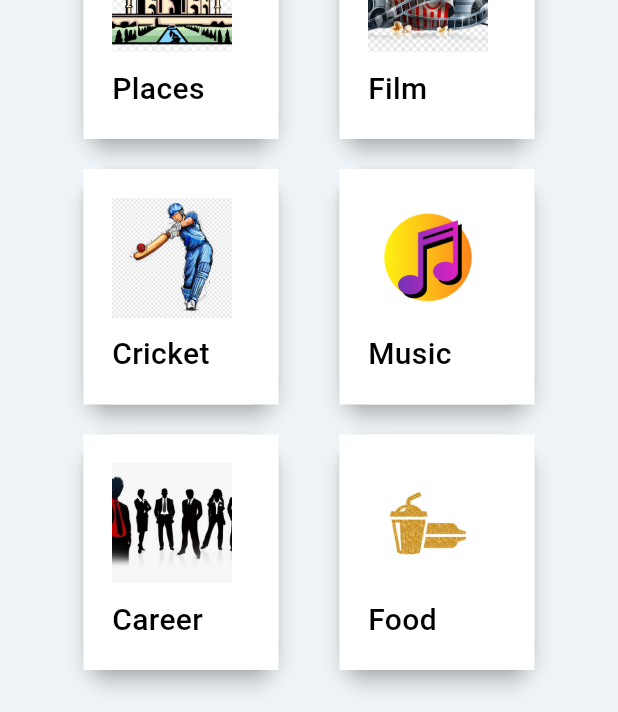
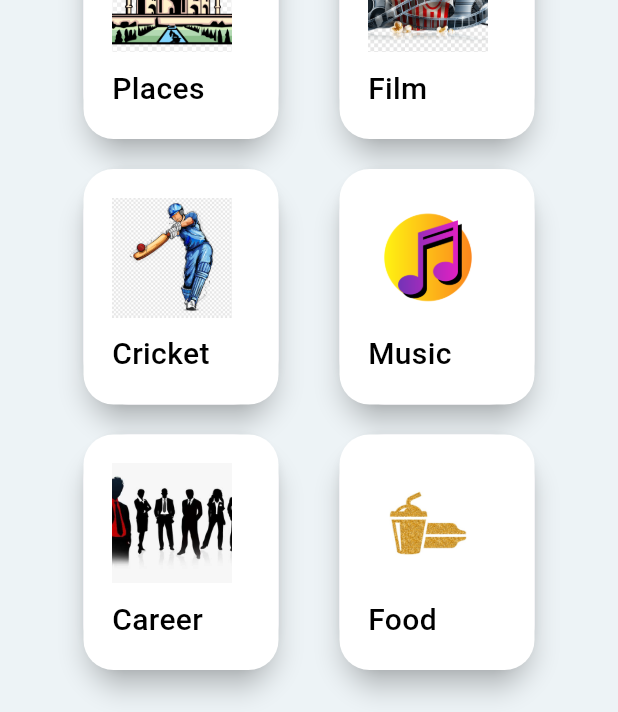
Before and after one commit to kaushal16s/quiz_app, a Flutter app: the screen it shows after launch, scrolled down 173 dp, on a phone screen of 412 x 824 dp. Shown: the part 521-1233 px from the top of the screen. Run offline on Flutter 3.47's test engine with Material 3 defaults, Android fonts, the phone set to English and light mode, and no system bars; our stand-ins replace cloud_firestore, firebase_core, firebase_storage, image_picker, random_string; missing offline and left inert: emoji_alert; accounts and stored records are empty.

Commit message:
add-on 30th May

```diff
--- a/lib/pages/home.dart
+++ b/lib/pages/home.dart
@@ -17,6 +17,7 @@ class _HomeState extends State<Home> {
         children: [
           SingleChildScrollView(
             child: Container(
+
               margin: EdgeInsets.only(bottom: 30.0),
               child: Column(
                 crossAxisAlignment: CrossAxisAlignment.start,
@@ -81,7 +82,9 @@ class _HomeState extends State<Home> {
   }
 
   Widget _buildCategoryRows() {
+
     return Padding(
+
       padding: const EdgeInsets.symmetric(horizontal: 15.0),
       child: Column(
         children: [
@@ -181,12 +184,13 @@ class _HomeState extends State<Home> {
         );
       },
       child: Material(
-        borderRadius: BorderRadius.circular(20),
-        elevation: 5,
+
+        borderRadius: BorderRadius.circular(30),
+        elevation: 7,
         child: Container(
           width: 130,
           padding: EdgeInsets.all(19),
-          decoration: BoxDecoration(color: Colors.white),
+          decoration: BoxDecoration(color: Colors.white,borderRadius: BorderRadius.circular(20)),
           child: Column(
             crossAxisAlignment: CrossAxisAlignment.start,
             children: [
```
